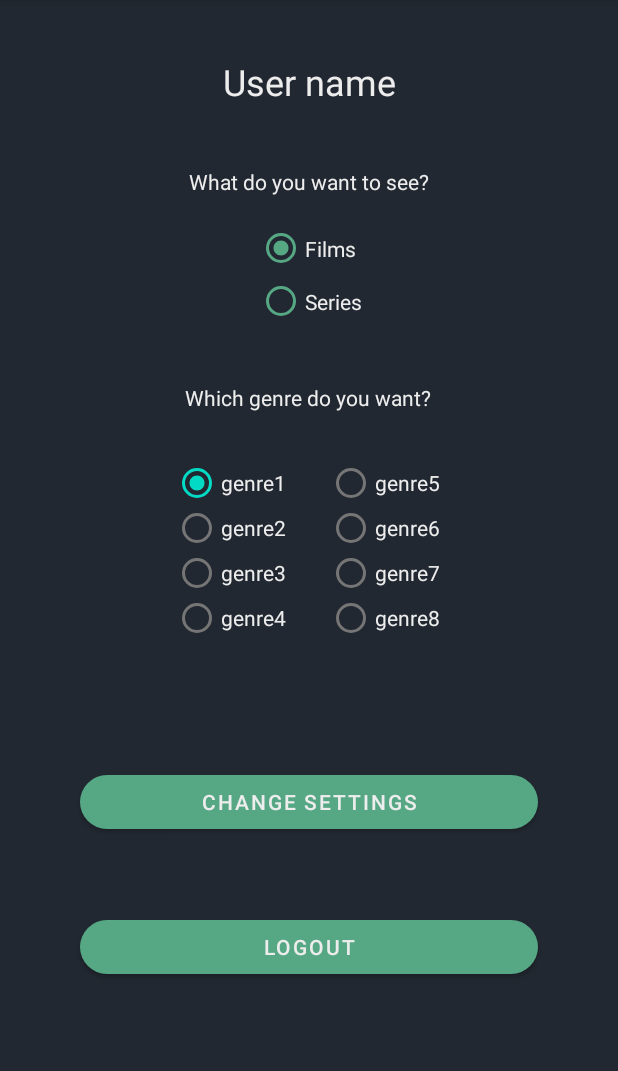
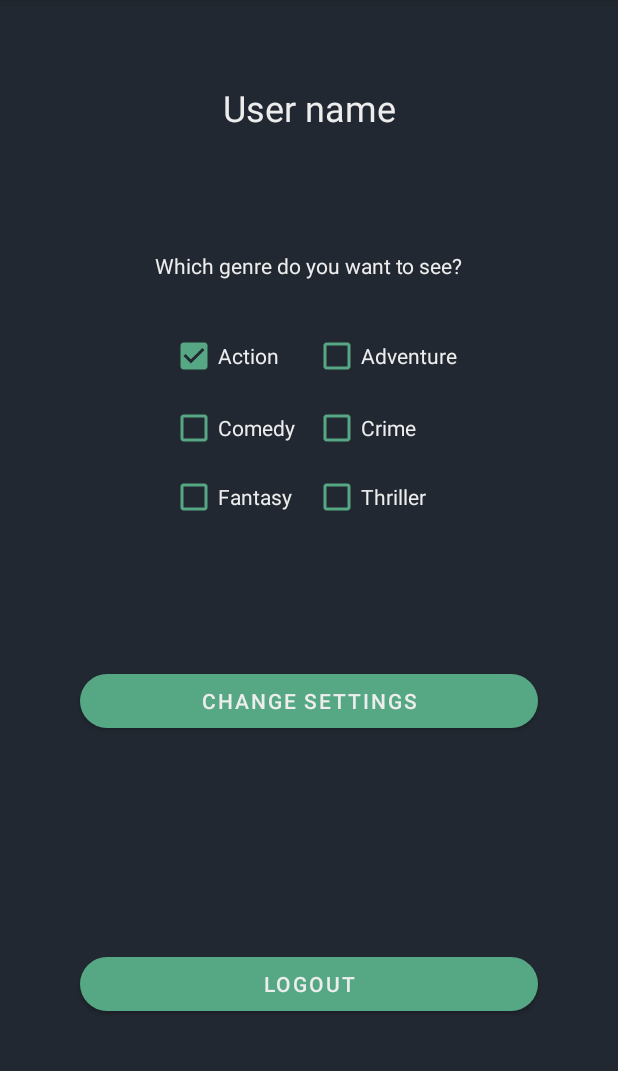
Before and after one commit to s1107777/MovieSerieSwiperApp, an Android app: the Profile screen opened directly, with no data from a screen before it, on a phone screen of 412 x 824 dp, the part 84-1155 px from its top. Run offline under Robolectric (Android 15) with nearby library versions, the phone set to English and light mode, and no system bars; our stand-ins replace Volley; network calls fail; 1 statement that could not run was skipped.

```diff
--- a/app/src/main/java/com/iatjrd/movieserieswiperapp/MainActivity.java
+++ b/app/src/main/java/com/iatjrd/movieserieswiperapp/MainActivity.java
@@ -18,13 +18,13 @@ public class MainActivity extends AppCompatActivity {
         setContentView(R.layout.activity_main);
 
         profileButton = findViewById(R.id.profileButton);
-        Bundle bundle = getIntent().getExtras();
-        String token = bundle.getString("token");
-        Log.d("ProfileToken", token);
 
         profileButton.setOnClickListener(new View.OnClickListener(){
             @Override
             public void onClick(View v) {
+                Bundle bundle = getIntent().getExtras();
+                String token = bundle.getString("token");
+                Log.d("ProfileToken", token);
                 Intent intent = new Intent(MainActivity.this, Profile.class);
                 intent.putExtra("token", token);
                 startActivity(intent);
--- a/app/src/main/java/com/iatjrd/movieserieswiperapp/Profile.java
+++ b/app/src/main/java/com/iatjrd/movieserieswiperapp/Profile.java
@@ -5,6 +5,7 @@ import android.os.Bundle;
 import android.util.Log;
 import android.view.View;
 import android.widget.Button;
+import android.widget.CheckBox;
 import android.widget.RadioButton;
 import android.widget.RadioGroup;
 import android.widget.TextView;
@@ -29,9 +30,8 @@ public class Profile extends AppCompatActivity {
 
     Button logoutButton;
     TextView username;
-    RadioButton rbtnFilm;
-    RadioButton rbtnSerie;
-    RadioGroup serieOfFilms;
+    CheckBox genreAction, genreAdventure, genreComedy, genreCrime, genreFantasy, genreThriller;
+
 
     @Override
     protected void onCreate(Bundle savedInstanceState) {
@@ -40,12 +40,16 @@ public class Profile extends AppCompatActivity {
 
         logoutButton = findViewById(R.id.logoutButton);
         username = findViewById(R.id.userName);
-        rbtnFilm = findViewById(R.id.radioButtonFilm);
-        rbtnSerie = findViewById(R.id.radioButtonSerie);
-        serieOfFilms = findViewById(R.id.radioGroup);
+
+        genreAction = findViewById(R.id.genreAction);
+        genreAdventure = findViewById(R.id.genreAdventure);
+        genreComedy = findViewById(R.id.genreComedy);
+        genreCrime = findViewById(R.id.genreCrime);
+        genreFantasy = findViewById(R.id.genreFantasy);
+        genreThriller = findViewById(R.id.genreThriller);
 
         getUsername(username);
-        serieOfFilms();
+        setGenre();
 
         logoutButton.setOnClickListener(new View.OnClickListener(){
             @Override
@@ -54,28 +58,27 @@ public class Profile extends AppCompatActivity {
                 startActivity(new Intent(getApplicationContext(), Login.class));
             }
         });
-
-
-
     }
 
-    public void serieOfFilms(){
-        serieOfFilms.setOnCheckedChangeListener(new RadioGroup.OnCheckedChangeListener() {
-            @Override
-            public void onCheckedChanged(RadioGroup radioGroup, int i) {
-                switch (i){
-                    case R.id.radioButtonFilm:
-                        rbtnFilm.isChecked();
-                        // variabelen aanmaken en doorsturen naar de main?
-                        Log.d("checkRadio", "Jaaaaaaa");
-                        break;
-                    case R.id.radioButtonSerie:
-                        rbtnSerie.isChecked();
-                        Log.d("checkRadio", "Jaaaaaaa");
-                        break;
-                }
-            }
-        });
+    public void setGenre(){
+        if(genreAction.isChecked()){
+
+        }
+        if(genreAdventure.isChecked()){
+
+        }
+        if(genreComedy.isChecked()){
+
+        }
+        if(genreCrime.isChecked()){
+
+        }
+        if(genreFantasy.isChecked()){
+
+        }
+        if(genreThriller.isChecked()){
+
+        }
     }
 
     public void getUsername(TextView username){
--- a/app/src/main/java/com/iatjrd/movieserieswiperapp/Register.java
+++ b/app/src/main/java/com/iatjrd/movieserieswiperapp/Register.java
@@ -9,6 +9,7 @@ import android.text.TextUtils;
 import android.util.Log;
 import android.view.View;
 import android.widget.Button;
+import android.widget.CheckBox;
 import android.widget.EditText;
 import android.widget.TextView;
 import android.widget.Toast;
--- a/app/src/main/res/layout/activity_profile.xml
+++ b/app/src/main/res/layout/activity_profile.xml
@@ -21,93 +21,93 @@
         app:layout_constraintEnd_toEndOf="parent"
         app:layout_constraintStart_toStartOf="parent"
         app:layout_constraintTop_toTopOf="parent"
-        app:layout_constraintVertical_bias="0.046" />
+        app:layout_constraintVertical_bias="0.06999999" />
 
-    <RadioGroup
-        android:id="@+id/genreRadioGroup1"
-        android:layout_width="103dp"
-        android:layout_height="120dp"
-
-        android:checkedButton="@+id/genreRadioGroup"
+    <CheckBox
+        android:id="@+id/genreAction"
+        android:layout_width="95dp"
+        android:layout_height="30dp"
+        android:checked="true"
+        android:text="Action"
+        android:textColor="#EDEDED"
+        android:buttonTint="#56a885"
         app:layout_constraintBottom_toBottomOf="parent"
         app:layout_constraintEnd_toEndOf="parent"
-        app:layout_constraintHorizontal_bias="0.373"
+        app:layout_constraintHorizontal_bias="0.357"
         app:layout_constraintStart_toStartOf="parent"
-        app:layout_constraintTop_toBottomOf="@+id/radioGroup"
-        app:layout_constraintVertical_bias="0.206">
+        app:layout_constraintTop_toBottomOf="@+id/textView7"
+        app:layout_constraintVertical_bias="0.064" />
 
-        <RadioButton
-            android:id="@+id/genre1"
-            android:layout_width="93dp"
-            android:layout_height="30dp"
-            android:checked="true"
-            android:text="genre1"
-            android:textColor="#EDEDED" />
 
-        <RadioButton
-            android:id="@+id/genre2"
-            android:layout_width="match_parent"
-            android:layout_height="30dp"
-            android:text="genre2"
-            android:textColor="#EDEDED" />
-
-        <RadioButton
-            android:id="@+id/genre3"
-            android:layout_width="match_parent"
-            android:layout_height="30dp"
-            android:text="genre3"
-            android:textColor="#EDEDED" />
-
-        <RadioButton
-            android:id="@+id/genre4"
-            android:layout_width="match_parent"
-            android:layout_height="30dp"
-            android:text="genre4"
-            android:textColor="#EDEDED" />
-
-    </RadioGroup>
-
-    <RadioGroup
-        android:id="@+id/genreRadioGroup2"
-        android:layout_width="103dp"
-        android:layout_height="120dp"
-
-        android:checkedButton="@+id/genreRadioGroup"
+    <CheckBox
+        android:id="@+id/genreComedy"
+        android:layout_width="95dp"
+        android:layout_height="30dp"
+        android:text="Comedy"
+        android:textColor="#EDEDED"
+        android:buttonTint="#56a885"
         app:layout_constraintBottom_toBottomOf="parent"
         app:layout_constraintEnd_toEndOf="parent"
-        app:layout_constraintHorizontal_bias="0.707"
+        app:layout_constraintHorizontal_bias="0.357"
         app:layout_constraintStart_toStartOf="parent"
-        app:layout_constraintTop_toBottomOf="@+id/radioGroup"
-        app:layout_constraintVertical_bias="0.206">
+        app:layout_constraintTop_toBottomOf="@+id/textView7"
+        app:layout_constraintVertical_bias="0.151" />
 
-        <RadioButton
-            android:id="@+id/genre5"
-            android:layout_width="92dp"
-            android:layout_height="30dp"
-            android:text="genre5"
-            android:textColor="#EDEDED" />
+    <CheckBox
+        android:id="@+id/genreFantasy"
+        android:layout_width="95dp"
+        android:layout_height="30dp"
+        android:text="Fantasy"
+        android:textColor="#EDEDED"
+        android:buttonTint="#56a885"
+        app:layout_constraintBottom_toBottomOf="parent"
+        app:layout_constraintEnd_toEndOf="parent"
+        app:layout_constraintHorizontal_bias="0.357"
+        app:layout_constraintStart_toStartOf="parent"
+        app:layout_constraintTop_toBottomOf="@+id/textView7"
+        app:layout_constraintVertical_bias="0.235" />
 
-        <RadioButton
-            android:id="@+id/genre6"
-            android:layout_width="match_parent"
-            android:layout_height="30dp"
-            android:text="genre6"
-            android:textColor="#EDEDED" />
+    <CheckBox
+        android:id="@+id/genreAdventure"
+        android:layout_width="100dp"
+        android:layout_height="30dp"
+        android:text="Adventure"
+        android:textColor="#EDEDED"
+        android:buttonTint="#56a885"
+        app:layout_constraintBottom_toBottomOf="parent"
+        app:layout_constraintEnd_toEndOf="parent"
+        app:layout_constraintHorizontal_bias="0.668"
+        app:layout_constraintStart_toStartOf="parent"
+        app:layout_constraintTop_toBottomOf="@+id/textView7"
+        app:layout_constraintVertical_bias="0.064" />
 
-        <RadioButton
-            android:id="@+id/genre7"
-            android:layout_width="match_parent"
-            android:layout_height="30dp"
-            android:text="genre7"
-            android:textColor="#EDEDED" />
+    <CheckBox
+        android:id="@+id/genreCrime"
+        android:layout_width="95dp"
+        android:layout_height="30dp"
+        android:text="Crime"
+        android:textColor="#EDEDED"
+        android:buttonTint="#56a885"
+        app:layout_constraintBottom_toBottomOf="parent"
+        app:layout_constraintEnd_toEndOf="parent"
+        app:layout_constraintHorizontal_bias="0.658"
+        app:layout_constraintStart_toStartOf="parent"
+        app:layout_constraintTop_toBottomOf="@+id/textView7"
+        app:layout_constraintVertical_bias="0.151" />
 
-        <RadioButton
-            android:id="@+id/genre8"
-            android:layout_width="match_parent"
-            android:layout_height="30dp"
-            android:text="genre8"
-            android:textColor="#EDEDED" />
-    </RadioGroup>
+    <CheckBox
+        android:id="@+id/genreThriller"
+        android:layout_width="95dp"
+        android:layout_height="30dp"
+        android:text="Thriller"
+        android:textColor="#EDEDED"
+        android:buttonTint="#56a885"
+        app:layout_constraintBottom_toBottomOf="parent"
+        app:layout_constraintEnd_toEndOf="parent"
+        app:layout_constraintHorizontal_bias="0.658"
+        app:layout_constraintStart_toStartOf="parent"
+        app:layout_constraintTop_toBottomOf="@+id/textView7"
+        app:layout_constraintVertical_bias="0.235" />
 
     <Button
         android:id="@+id/changeButton"
@@ -121,8 +121,8 @@
         app:layout_constraintBottom_toBottomOf="parent"
         app:layout_constraintEnd_toEndOf="parent"
         app:layout_constraintStart_toStartOf="parent"
-        app:layout_constraintTop_toBottomOf="@+id/genreRadioGroup1"
-        app:layout_constraintVertical_bias="0.424" />
+        app:layout_constraintTop_toBottomOf="@+id/genreFantasy"
+        app:layout_constraintVertical_bias="0.349" />
 
     <Button
         android:id="@+id/logoutButton"
@@ -136,61 +136,19 @@
         app:layout_constraintEnd_toEndOf="parent"
         app:layout_constraintStart_toStartOf="parent"
         app:layout_constraintTop_toBottomOf="@+id/changeButton"
-        app:layout_constraintVertical_bias="0.301" />
-
-    <TextView
-        android:id="@+id/textView6"
-        android:layout_width="wrap_content"
-        android:layout_height="wrap_content"
-        android:text="What do you want to see?"
-        android:textColor="#EDEDED"
-        app:layout_constraintBottom_toBottomOf="parent"
-        app:layout_constraintEnd_toEndOf="parent"
-        app:layout_constraintHorizontal_bias="0.501"
-        app:layout_constraintStart_toStartOf="parent"
-        app:layout_constraintTop_toBottomOf="@+id/userName"
-        app:layout_constraintVertical_bias="0.053" />
+        app:layout_constraintVertical_bias="0.615" />
 
     <TextView
         android:id="@+id/textView7"
         android:layout_width="wrap_content"
         android:layout_height="wrap_content"
-        android:text="Which genre do you want?"
+        android:text="Which genre do you want to see?"
         android:textColor="#EDEDED"
 
         app:layout_constraintBottom_toBottomOf="parent"
         app:layout_constraintEnd_toEndOf="parent"
-        app:layout_constraintHorizontal_bias="0.498"
         app:layout_constraintStart_toStartOf="parent"
-        app:layout_constraintTop_toBottomOf="@+id/radioGroup"
-        app:layout_constraintVertical_bias="0.07" />
-
-    <RadioGroup
-        android:id="@+id/radioGroup"
-        android:layout_width="wrap_content"
-        android:layout_height="70dp"
-        app:layout_constraintBottom_toBottomOf="parent"
-        app:layout_constraintEnd_toEndOf="parent"
-        app:layout_constraintStart_toStartOf="parent"
-        app:layout_constraintTop_toBottomOf="@+id/textView6"
-        app:layout_constraintVertical_bias="0.03">
-
-        <RadioButton
-            android:id="@+id/radioButtonFilm"
-            android:layout_width="wrap_content"
-            android:layout_height="35dp"
-            android:buttonTint="#56a885"
-            android:checked="true"
-            android:text="Films"
-            android:textColor="#EDEDED" />
-
-        <RadioButton
-            android:id="@+id/radioButtonSerie"
-            android:layout_width="wrap_content"
-            android:layout_height="35dp"
-            android:buttonTint="#56a885"
-            android:text="Series"
-            android:textColor="#EDEDED" />
-    </RadioGroup>
+        app:layout_constraintTop_toBottomOf="@+id/userName"
+        app:layout_constraintVertical_bias="0.114" />
 
 </androidx.constraintlayout.widget.ConstraintLayout>
```
